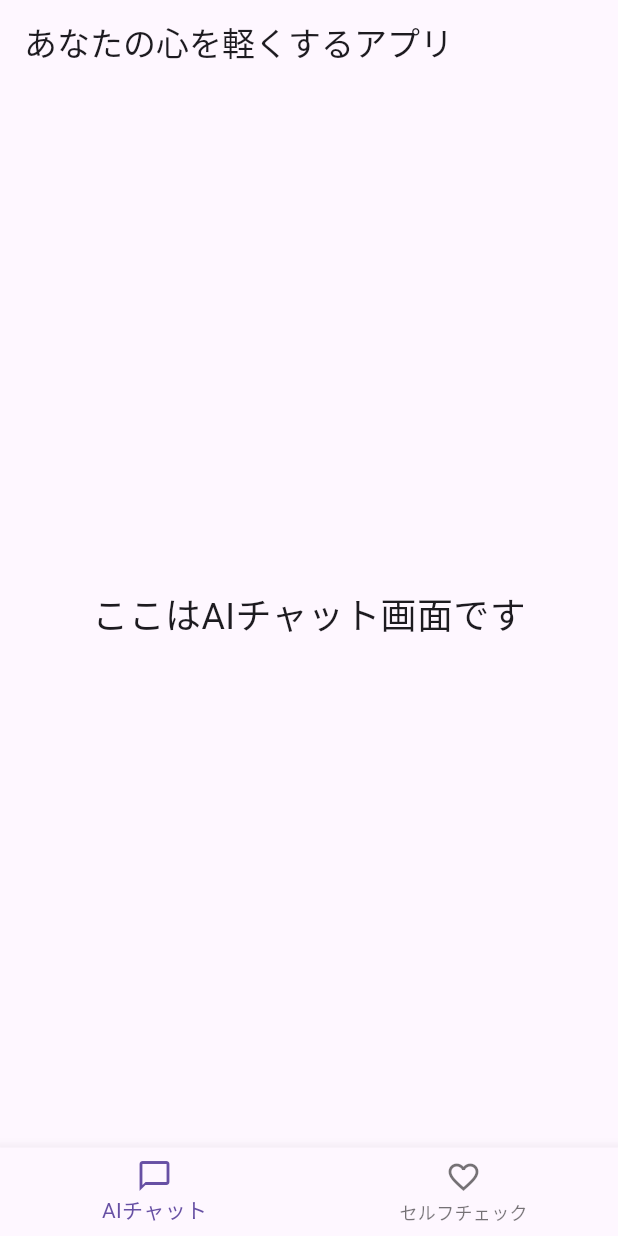
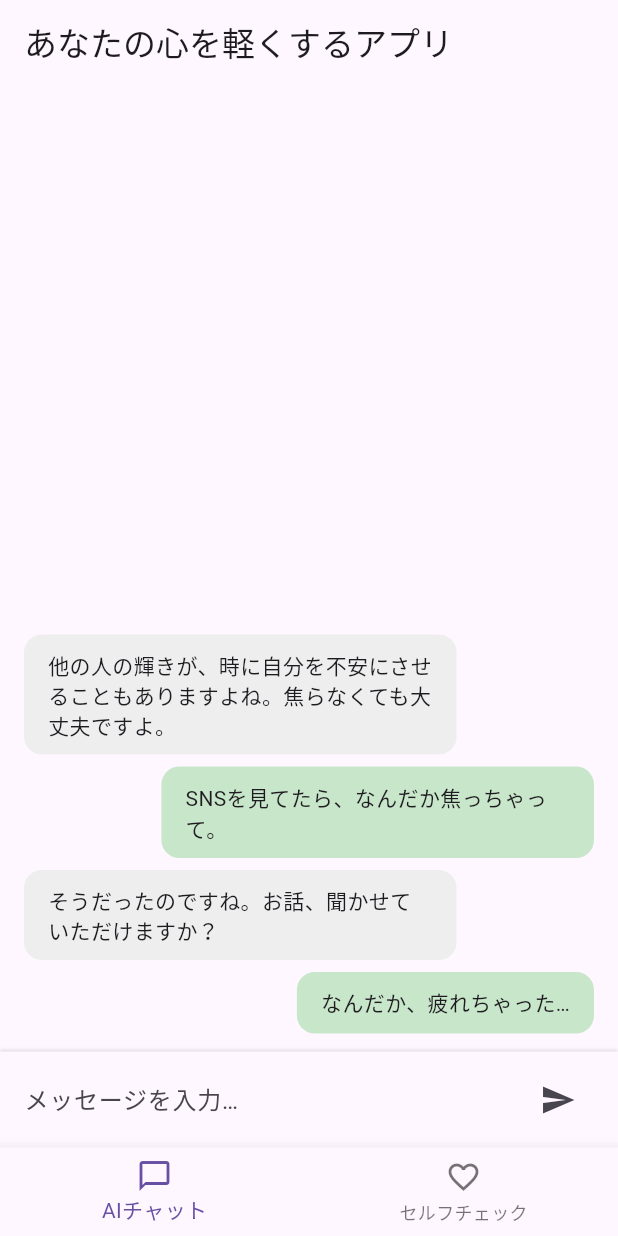
Before and after one commit to hodohodonosusume/mental-care-app, a Flutter app: the screen it shows after launch, on a phone screen of 412 x 824 dp. Run offline on Flutter 3.47's test engine with Material 3 defaults, Android fonts, the light colour scheme and no system bars.

Commit message:
feat: Implement UI for AI chat screen with dummy data

```diff
--- a/lib/screens/chat_screen.dart
+++ b/lib/screens/chat_screen.dart
@@ -1,15 +1,147 @@
+// 必要な部品たちをインポートするわよ
 import 'package:flutter/material.dart';
 
-class ChatScreen extends StatelessWidget {
+// まずは、チャットメッセージのデータを保持するための、小さな「設計図」クラスを作るの。
+// これがあると、コードがすごく整理されて綺麗になるわ。
+class ChatMessage {
+  final String text; // メッセージの本文
+  final bool isUserMessage; // これがユーザーのメッセージか、AIのメッセージか
+
+  ChatMessage({required this.text, required this.isUserMessage});
+}
+
+// ユーザーの操作で見た目が変わるから、今回も「StatefulWidget」を使いましょうね
+class ChatScreen extends StatefulWidget {
   const ChatScreen({super.key});
 
   @override
+  State<ChatScreen> createState() => _ChatScreenState();
+}
+
+class _ChatScreenState extends State<ChatScreen> {
+  // 文字入力ボックスを操作するためのコントローラー。魔法の杖みたいなものよ
+  final TextEditingController _textController = TextEditingController();
+
+  // チャットの会話履歴を記憶しておくためのリスト。
+  // 最初は、見た目を確認するためのダミーメッセージを入れておくわね。
+  final List<ChatMessage> _messages = [
+    ChatMessage(text: 'なんだか、疲れちゃった…', isUserMessage: true),
+    ChatMessage(text: 'そうだったのですね。お話、聞かせていただけますか？', isUserMessage: false),
+    ChatMessage(text: 'SNSを見てたら、なんだか焦っちゃって。', isUserMessage: true),
+    ChatMessage(text: '他の人の輝きが、時に自分を不安にさせることもありますよね。焦らなくても大丈夫ですよ。', isUserMessage: false),
+  ];
+
+  // メッセージを送信したときの処理（今はまだガワだけ）
+  void _handleSubmitted(String text) {
+    _textController.clear(); // 送信したら入力ボックスを空にする
+
+    // setStateで画面を更新！
+    setState(() {
+      // 新しいメッセージを会話履歴の「一番上」に追加するの
+      _messages.insert(0, ChatMessage(text: text, isUserMessage: true));
+    });
+  }
+
+  // ここからは画面の「見た目」を作っていくわよ
+  @override
   Widget build(BuildContext context) {
-    return const Center(
-      child: Text(
-        'ここはAIチャット画面です',
-        style: TextStyle(fontSize: 24),
+    return Scaffold(
+      // Columnで、チャット表示エリアと入力エリアを縦に並べるの
+      body: Column(
+        children: [
+          // Expandedで、残りのスペースを全部チャット表示エリアにする
+          Expanded(
+            // ListView.builderで、メッセージのリストを画面に描画する
+            child: ListView.builder(
+              padding: const EdgeInsets.all(8.0),
+              reverse: true, // これがミソ！リストを逆順にして、新しいメッセージが下に来るようにするの
+              itemCount: _messages.length, // 表示するメッセージの数
+              itemBuilder: (context, index) {
+                final message = _messages[index];
+                // メッセージ一つ一つの「ふきだし」のデザインは、別の部品に任せるとスッキリするわ
+                return _MessageBubble(
+                  text: message.text,
+                  isUserMessage: message.isUserMessage,
+                );
+              },
+            ),
+          ),
+          // ここが画面下の、メッセージ入力エリアよ
+          _buildTextComposer(),
+        ],
+      ),
+    );
+  }
+
+  // メッセージ入力エリアの見た目を作る関数
+  Widget _buildTextComposer() {
+    return Container(
+      // 少し影をつけて、周りと区別しやすくするの
+      decoration: BoxDecoration(
+        color: Theme.of(context).cardColor,
+        boxShadow: const [
+          BoxShadow(
+            offset: Offset(0, -1),
+            blurRadius: 1,
+            color: Colors.black12,
+          )
+        ],
+      ),
+      padding: const EdgeInsets.symmetric(horizontal: 16.0, vertical: 8.0),
+      // Rowで、入力ボックスと送信ボタンを横に並べるわ
+      child: Row(
+        children: [
+          // Expandedで、入力ボックスができるだけ幅を取るようにする
+          Expanded(
+            child: TextField(
+              controller: _textController,
+              decoration: const InputDecoration.collapsed(
+                hintText: 'メッセージを入力…',
+              ),
+              // エンターキーが押されたときも送信できるように
+              onSubmitted: _handleSubmitted,
+            ),
+          ),
+          // 送信ボタン
+          IconButton(
+            icon: const Icon(Icons.send),
+            onPressed: () => _handleSubmitted(_textController.text),
+          ),
+        ],
       ),
     );
   }
 }
+
+// チャットの「ふきだし」のデザインを担当する、小さな部品
+class _MessageBubble extends StatelessWidget {
+  final String text;
+  final bool isUserMessage;
+
+  const _MessageBubble({required this.text, required this.isUserMessage});
+
+  @override
+  Widget build(BuildContext context) {
+    // Rowでふきだしを左右どちらかに寄せるの
+    return Row(
+      // ユーザーのメッセージなら右寄せ、AIなら左寄せ
+      mainAxisAlignment: isUserMessage ? MainAxisAlignment.end : MainAxisAlignment.start,
+      children: [
+        Container(
+          // ふきだしのデザイン
+          decoration: BoxDecoration(
+            // 色も、ユーザーかAIかで変えてあげる
+            color: isUserMessage ? Colors.green[100] : Colors.grey[200],
+            borderRadius: BorderRadius.circular(12),
+          ),
+          // 文字がコンテナのフチにくっつきすぎないように余白を
+          padding: const EdgeInsets.symmetric(vertical: 10, horizontal: 16),
+          // 横幅が広がりすぎないように制限をかける
+          constraints: BoxConstraints(maxWidth: MediaQuery.of(context).size.width * 0.7),
+          margin: const EdgeInsets.symmetric(vertical: 4, horizontal: 8),
+          child: Text(text),
+        ),
+      ],
+    );
+  }
+}
```
